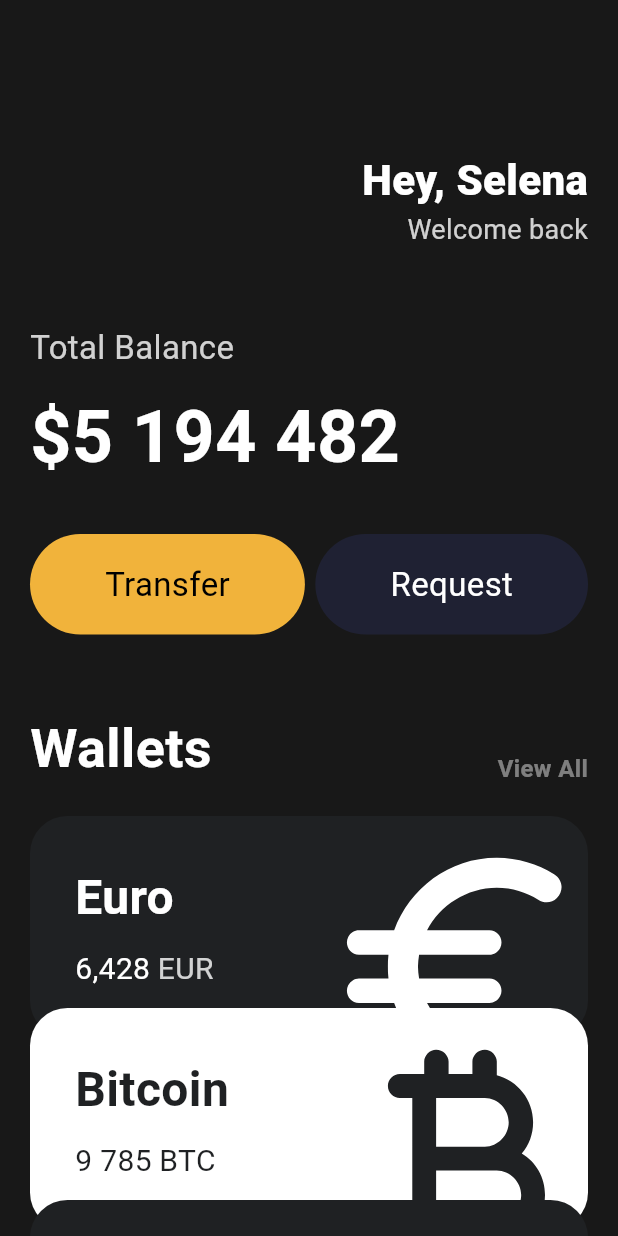
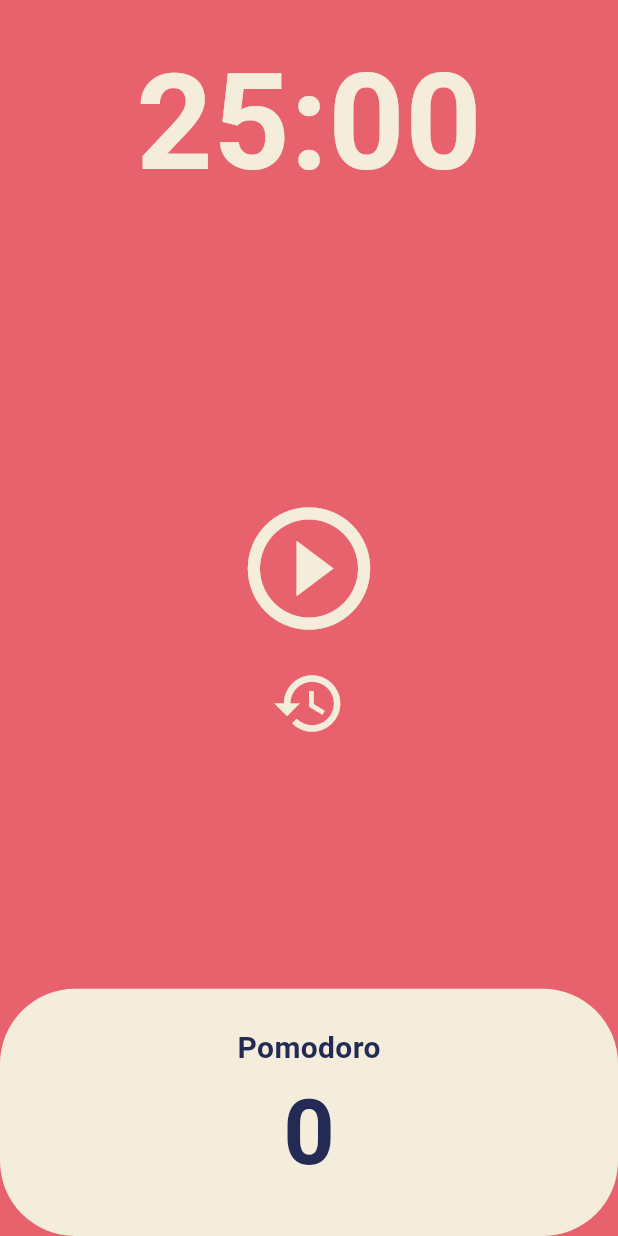
Before and after one commit to gull2365/UI-Challange, a Flutter app: the screen it shows after launch, on a phone screen of 412 x 824 dp. Run offline on Flutter 3.47's test engine with Material 3 defaults, Android fonts, the phone set to English and light mode, and no system bars.

Commit message:
end : pomodoro app

```diff
--- a/lib/main.dart
+++ b/lib/main.dart
@@ -1,7 +1,5 @@
 import 'package:flutter/material.dart';
-import 'package:flutter/widgets.dart';
-import 'package:toonflix/widget/button.dart';
-import 'package:toonflix/widget/currency_card.dart';
+import 'package:toonflix/screens/home_screen.dart';
 
 void main() {
   runApp(const App());
@@ -13,128 +11,17 @@ class App extends StatelessWidget {
   @override
   Widget build(BuildContext context) {
     return MaterialApp(
-        home: Scaffold(
-      backgroundColor: const Color(0xFF181818),
-      body: SingleChildScrollView(
-        padding: const EdgeInsets.all(20),
-        child: Column(
-          crossAxisAlignment: CrossAxisAlignment.start,
-          children: [
-            const SizedBox(
-              height: 80,
+        theme: ThemeData(
+          colorScheme: ColorScheme.fromSwatch(
+            cardColor: const Color(0xFFE7626C),
+          ),
+          textTheme: const TextTheme(
+            displayLarge: TextStyle(
+              color: Color(0xFF232B55),
             ),
-            const Row(
-              mainAxisAlignment: MainAxisAlignment.end,
-              children: [
-                Column(
-                  crossAxisAlignment: CrossAxisAlignment.end,
-                  children: [
-                    Text(
-                      'Hey, Selena',
-                      style: TextStyle(
-                          color: Colors.white,
-                          fontSize: 28,
-                          fontWeight: FontWeight.w800),
-                    ),
-                    Text(
-                      'Welcome back',
-                      style: TextStyle(
-                        color: Color.fromRGBO(255, 255, 255, 0.8),
-                        fontSize: 18,
-                      ),
-                    )
-                  ],
-                )
-              ],
-            ),
-            const SizedBox(
-              height: 50,
-            ),
-            const Text(
-              "Total Balance",
-              style: TextStyle(
-                  color: Color.fromARGB(204, 255, 255, 255), fontSize: 22),
-            ),
-            const SizedBox(
-              height: 10,
-            ),
-            const Text(
-              "\$5 194 482",
-              style: TextStyle(
-                  color: Colors.white,
-                  fontSize: 48,
-                  fontWeight: FontWeight.w700),
-            ),
-            const SizedBox(
-              height: 30,
-            ),
-            const Row(
-              mainAxisAlignment: MainAxisAlignment.spaceBetween,
-              children: [
-                Button(
-                    text: "Transfer",
-                    bgColor: Color(0xFFF1B33B),
-                    textColor: Colors.black),
-                Button(
-                    text: "Request",
-                    bgColor: Color(0xFF1F2133),
-                    textColor: Colors.white)
-              ],
-            ),
-            const SizedBox(
-              height: 50,
-            ),
-            const Row(
-              crossAxisAlignment: CrossAxisAlignment.end,
-              mainAxisAlignment: MainAxisAlignment.spaceBetween,
-              children: [
-                Text(
-                  "Wallets",
-                  style: TextStyle(
-                    color: Colors.white,
-                    fontSize: 36,
-                    fontWeight: FontWeight.w600,
-                  ),
-                ),
-                Text(
-                  "View All",
-                  style: TextStyle(
-                    color: Color.fromARGB(114, 255, 255, 255),
-                    fontSize: 16,
-                    fontWeight: FontWeight.w600,
-                  ),
-                ),
-              ],
-            ),
-            const SizedBox(
-              height: 20,
-            ),
-            CurrencyCard(
-              name: "Euro",
-              code: "EUR",
-              amount: "6,428",
-              icon: Icons.euro_rounded,
-              isInverted: false,
-              order: 1,
-            ),
-            CurrencyCard(
-              name: 'Bitcoin',
-              code: 'BTC',
-              amount: '9 785',
-              icon: Icons.currency_bitcoin_rounded,
-              isInverted: true,
-              order: 2,
-            ),
-            CurrencyCard(
-              name: 'Dollar',
-              code: 'USD',
-              amount: '428',
-              icon: Icons.attach_money_rounded,
-              order: 3,
-            ),
-          ],
+          ),
+          cardColor: const Color(0xFFF4EDDB),
         ),
-      ),
-    ));
+        home: const HomeScreen());
   }
 }
--- /dev/null
+++ b/lib/screens/home_screen.dart
@@ -0,0 +1,153 @@
+import 'dart:async';
+
+import 'package:flutter/material.dart';
+
+class HomeScreen extends StatefulWidget {
+  const HomeScreen({super.key});
+
+  @override
+  State<HomeScreen> createState() => _HomeScreenState();
+}
+
+class _HomeScreenState extends State<HomeScreen> {
+  static const twentyFiveMinutes = 1500;
+  int totalSeconds = twentyFiveMinutes;
+  int totalPomodoros = 0;
+  bool isRunning = false;
+  late Timer timer;
+
+  void onTick(Timer timer) {
+    if (totalSeconds == 0) {
+      setState(() {
+        totalPomodoros = totalPomodoros + 1;
+        isRunning = false;
+        totalSeconds = twentyFiveMinutes;
+      });
+      timer.cancel();
+    } else {
+      setState(() {
+        totalSeconds = totalSeconds - 1;
+      });
+    }
+  }
+
+  void onStartPressed() {
+    timer = Timer.periodic(
+      const Duration(seconds: 1), // 1초마다 호출
+      onTick,
+    );
+    setState(() {
+      isRunning = !isRunning; // false -> true
+    });
+  }
+
+  void onPausePressed() {
+    timer.cancel();
+    setState(() {
+      isRunning = !isRunning; // ture? false
+    });
+  }
+
+  void onResetPressed() {
+    timer.cancel();
+    setState(() {
+      totalSeconds = twentyFiveMinutes;
+      isRunning = false;
+    });
+  }
+
+  String format(int seconds) {
+    var duration = Duration(seconds: seconds);
+    return duration.toString().split(".").first.substring(2, 7);
+  }
+
+  @override
+  Widget build(BuildContext context) {
+    return Scaffold(
+      backgroundColor: Theme.of(context).colorScheme.surface,
+      body: Column(
+        children: [
+          Flexible(
+            flex: 1,
+            child: Container(
+              alignment: Alignment.center,
+              child: Text(
+                format(totalSeconds),
+                style: TextStyle(
+                    color: Theme.of(context).cardColor,
+                    fontSize: 89,
+                    fontWeight: FontWeight.w600),
+              ),
+            ),
+          ),
+          Flexible(
+            flex: 3,
+            child: Center(
+              child: Column(
+                mainAxisAlignment: MainAxisAlignment.center,
+                children: [
+                  IconButton(
+                    icon: Icon(
+                      isRunning
+                          ? Icons.pause_circle_outline
+                          : Icons.play_circle_outline,
+                      color: Theme.of(context).cardColor,
+                      size: 98,
+                    ),
+                    onPressed: isRunning ? onPausePressed : onStartPressed,
+                  ),
+                  IconButton(
+                    icon: Icon(
+                      Icons.restore,
+                      color: Theme.of(context).cardColor,
+                      size: 50,
+                    ),
+                    onPressed: onResetPressed,
+                  ),
+                ],
+              ),
+            ),
+          ),
+          Flexible(
+            flex: 1,
+            child: Row(
+              children: [
+                Expanded(
+                  child: Container(
+                    decoration: BoxDecoration(
+                      color: Theme.of(context).cardColor,
+                      borderRadius: BorderRadius.circular(50),
+                    ),
+                    child: Column(
+                      mainAxisAlignment: MainAxisAlignment.center,
+                      children: [
+                        Text(
+                          "Pomodoro",
+                          style: TextStyle(
+                            fontSize: 20,
+                            fontWeight: FontWeight.w600,
+                            color:
+                                Theme.of(context).textTheme.displayLarge!.color,
+                          ),
+                        ),
+                        Text(
+                          '$totalPomodoros',
+                          style: TextStyle(
+                            fontSize: 60,
+                            fontWeight: FontWeight.w600,
+                            color:
+                                Theme.of(context).textTheme.displayLarge!.color,
+                          ),
+                        )
+                      ],
+                    ),
+                  ),
+                ),
+              ],
+            ),
+          ),
+        ],
+      ),
+    );
+  }
+}
```
